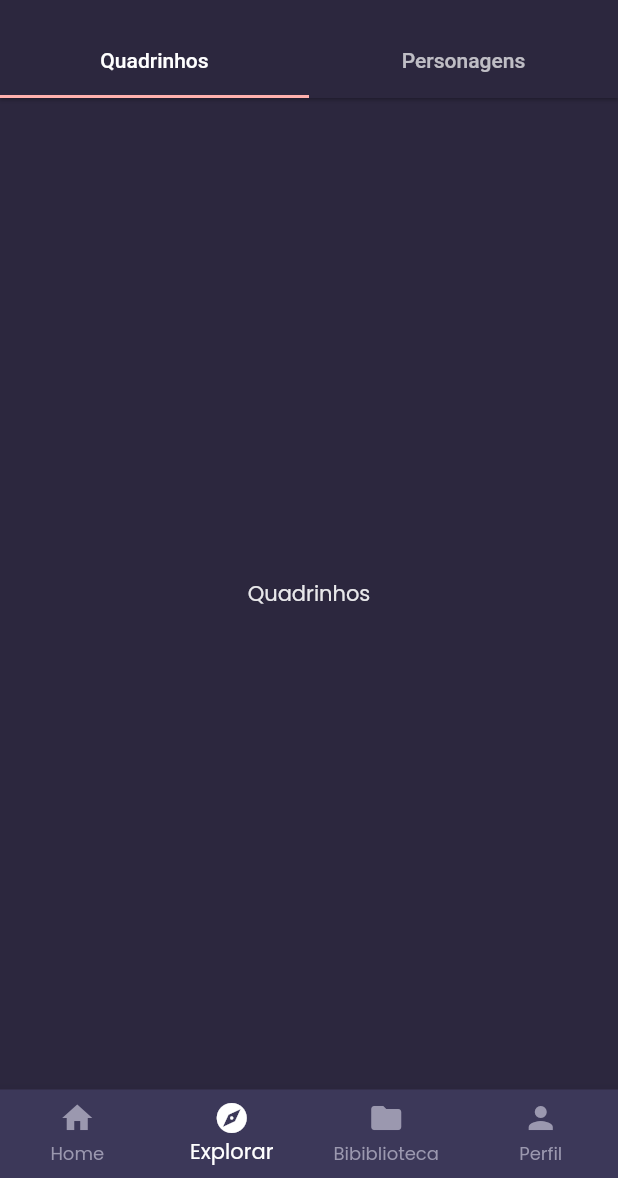
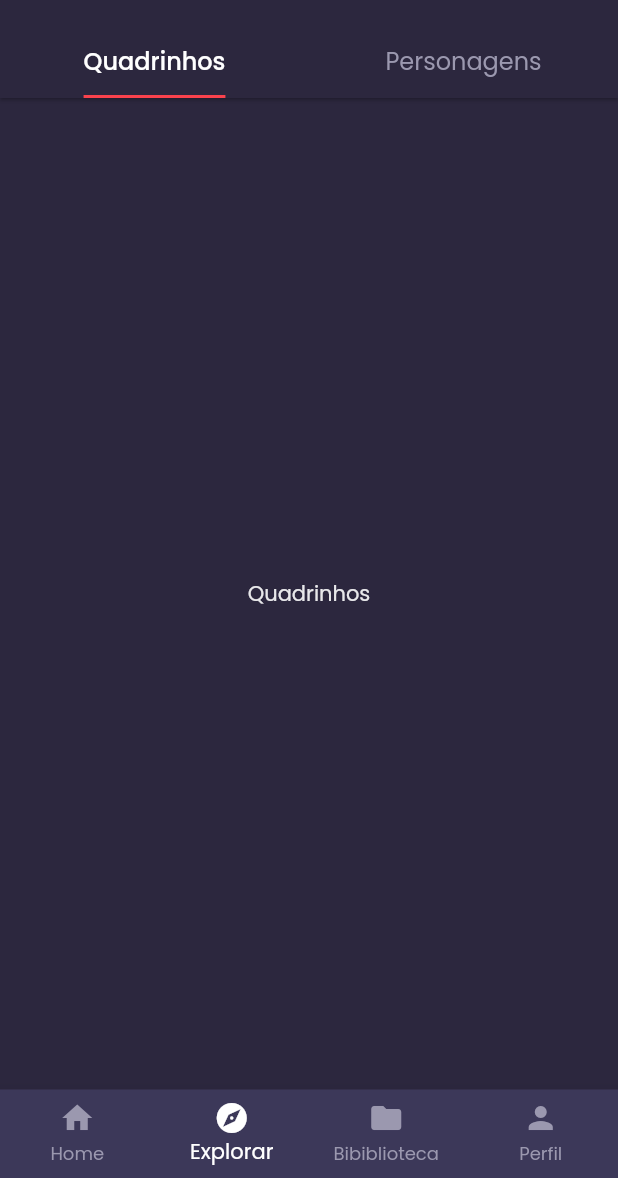
Before and after one commit to johnnydev-tech/minicurso_marvel_api, a Flutter app: the screen it shows after launch, item 2 of the bottom bar chosen, on a phone screen of 412 x 824 dp, the part 58-1236 px from its top. Run offline on Flutter 3.47's test engine with Material 2 defaults, Android fonts, the phone set to English and light mode, and no system bars; our stand-ins replace google_fonts.

Commit message:
Adde TAb bar theme

```diff
--- a/lib/app/presenter/character/character_list_page.dart
+++ b/lib/app/presenter/character/character_list_page.dart
@@ -14,9 +14,7 @@ class _CharacterListPageState extends State<CharacterListPage> {
   @override
   Widget build(BuildContext context) {
     return Scaffold(
-      body: Padding(
-        padding: const EdgeInsets.all(8.0),
-        child: FutureBuilder<List<MarvelCharacterModel>>(
+      body: FutureBuilder<List<MarvelCharacterModel>>(
         future: MarvelApi.getCharacters(),
         builder: (context, snapshot) {
           switch (snapshot.connectionState) {
@@ -29,6 +27,7 @@ class _CharacterListPageState extends State<CharacterListPage> {
               final characters = snapshot.data!;
               return ListView.builder(
                 itemCount: characters.length,
+                padding: const EdgeInsets.all(8),
                 itemBuilder: (context, index) {
                   final marvelCharacter = characters[index];
                   return ListTile(
@@ -45,8 +44,8 @@ class _CharacterListPageState extends State<CharacterListPage> {
                       ),
                     ),
                     title: Text(marvelCharacter.name),
-                      subtitle: Text(
-                          '${marvelCharacter.comics.available} quadrinhos'),
+                    subtitle:
+                        Text('${marvelCharacter.comics.available} quadrinhos'),
                     onTap: () {
                       Navigator.pushNamed(
                         context,
@@ -62,7 +61,6 @@ class _CharacterListPageState extends State<CharacterListPage> {
           }
         },
       ),
-      ),
     );
   }
 }
--- a/lib/shared/theme/custom_theme.dart
+++ b/lib/shared/theme/custom_theme.dart
@@ -145,6 +145,24 @@ class CustomTheme {
         unselectedItemColor: Palette.gray,
         type: BottomNavigationBarType.fixed,
       ),
+      tabBarTheme: TabBarTheme(
+        labelColor: Palette.white,
+        unselectedLabelColor: Palette.gray,
+        indicatorSize: TabBarIndicatorSize.label,
+        labelStyle: GoogleFonts.poppins(
+          fontSize: 16.0,
+        ),
+        unselectedLabelStyle: GoogleFonts.poppins(
+          fontWeight: FontWeight.w400,
+          fontSize: 16.0,
+        ),
+        indicator: const UnderlineTabIndicator(
+          borderSide: BorderSide(
+            width: 2.0,
+            color: Palette.primary,
+          ),
+        ),
+      ),
       colorScheme: ThemeData().colorScheme.copyWith(
             primary: Palette.primary,
             secondary: Palette.primaryAccent,
```
Lines whose indentation alone changed are shown as unchanged.
